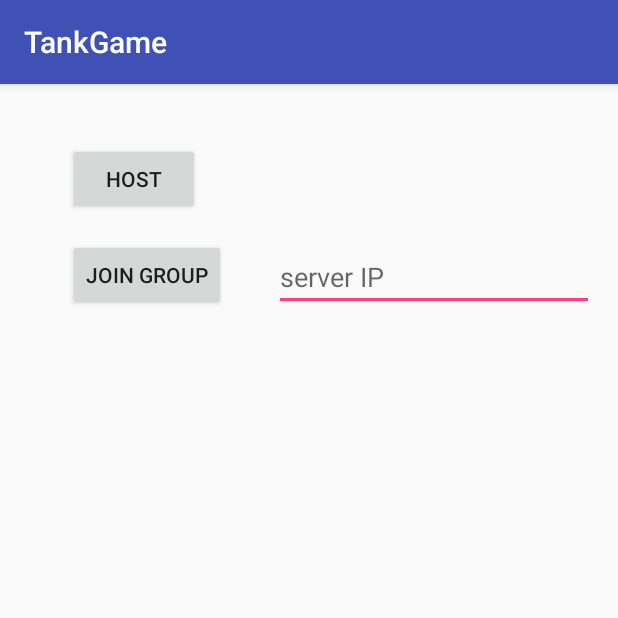
After one commit to adeemwt/NewTankGame, an Android app: the multiplayer_mainPage screen opened directly, with no data from a screen before it, on a phone screen of 412 x 824 dp, the top half of it. The commit adds this screen. Run offline under Robolectric (Android 15) with nearby library versions, the phone set to English and light mode, and no system bars.

Commit message:
changes before tragil 2 submition

```diff
--- a/app/src/main/AndroidManifest.xml
+++ b/app/src/main/AndroidManifest.xml
@@ -8,6 +8,8 @@
     <uses-permission android:name="android.permission.READ_PROFILE" />
     <uses-permission android:name="android.permission.READ_CONTACTS" />
     <uses-permission android:name="android.permission.INTERNET" />
+
+    <uses-feature android:name="android.hardware.wifi" />
 
     <application
         android:name=".dbInitialConnect"
@@ -28,8 +30,8 @@
             android:label="@string/title_activity_login" />
         <activity android:name=".SignUpActivity" />
         <activity android:name=".inGameMap" />
-        <activity android:name=".highScores"></activity>
-
+        <activity android:name=".highScores" />
+        <activity android:name=".multiplayer_mainPage"></activity>
     </application>
 
 </manifest>
--- a/app/src/main/java/com/example/adeem/tankgame/MainActivity.java
+++ b/app/src/main/java/com/example/adeem/tankgame/MainActivity.java
@@ -38,7 +38,7 @@ public class MainActivity extends AppCompatActivity implements View.OnClickListe
         this.highScores = (Button)findViewById(R.id.highScoresBTN);
         this.startGame =  (Button)findViewById(R.id.startBTN);
         this.startGameMulti =  (Button)findViewById(R.id.multiBTN);
-        this.startGameMulti.setClickable(false);
+
       //  this.startGameMulti.setVisibility(View.GONE);
         this.signup.setOnClickListener(this);
         this.signin.setOnClickListener(this);
@@ -110,6 +110,8 @@ public class MainActivity extends AppCompatActivity implements View.OnClickListe
              startAct2Intent = new Intent(this, inGameMap.class);
              startActivity(startAct2Intent);
          }else if(buttonId == R.id.multiBTN){
+             startAct2Intent = new Intent(this,multiplayer_mainPage.class);
+             startActivity(startAct2Intent);
          }else if(buttonId == R.id.logOffBTN){
              prefs = getSharedPreferences(my_pref_name, MODE_PRIVATE);
              SharedPreferences.Editor editor = getSharedPreferences(my_pref_name, MODE_PRIVATE).edit();
--- /dev/null
+++ b/app/src/main/java/com/example/adeem/tankgame/multiplayer_mainPage.java
@@ -0,0 +1,78 @@
+package com.example.adeem.tankgame;
+
+import android.content.Intent;
+import android.support.v7.app.AppCompatActivity;
+import android.os.Bundle;
+import android.view.View;
+import android.widget.Button;
+import android.widget.EditText;
+import android.widget.TextView;
+import android.widget.Toast;
+
+import java.util.regex.Pattern;
+
+import classes.Client;
+import classes.Server;
+
+public class multiplayer_mainPage extends AppCompatActivity implements View.OnClickListener{
+
+    private Button hostBTN;
+    private Button joinBTN;
+    private TextView serverIP;
+    private TextView log;
+    private EditText serverIP_cliente;
+    private Button startGame;
+
+    private static final String IPADDRESS_PATTERN =
+                    "^([01]?\\d\\d?|2[0-4]\\d|25[0-5])\\." +
+                    "([01]?\\d\\d?|2[0-4]\\d|25[0-5])\\." +
+                    "([01]?\\d\\d?|2[0-4]\\d|25[0-5])\\." +
+                    "([01]?\\d\\d?|2[0-4]\\d|25[0-5])$";
+    @Override
+    protected void onCreate(Bundle savedInstanceState) {
+        super.onCreate(savedInstanceState);
+        setContentView(R.layout.activity_multiplayer_main_page);
+        this.hostBTN = (Button) findViewById(R.id.host_button);
+        this.joinBTN = (Button) findViewById(R.id.join_button);
+        this.startGame = (Button) findViewById(R.id.server_startGame) ;
+        this.serverIP = (TextView) findViewById(R.id.serverIP_txt);
+        this.log =(TextView) findViewById(R.id.log_txt);
+        this.serverIP_cliente = (EditText) findViewById(R.id.serverIP_client);
+        this.serverIP_cliente.setText("");
+        this.hostBTN.setOnClickListener(this);
+        this.joinBTN.setOnClickListener(this);
+
+    }
+    @Override
+    public void onClick(View view) {
+
+        int buttonId = view.getId();
+        Intent startAct2Intent;
+
+        //open new socket connection and wait for client in inGame
+        if(buttonId == R.id.host_button){
+            this.joinBTN.setVisibility(View.INVISIBLE);
+            this.serverIP_cliente.setVisibility(View.INVISIBLE);
+            this.startGame.setVisibility(View.VISIBLE);
+            this.log.setText("SERVER MODE\nWaiting for Clients...");
+            Server server = new Server();
+            server.start(this.log);
+           // this.log.setText(this.log.getText() +"\n"+ server.showIP());
+        }
+        //try to connect to chosen server , if connection istablished and server start game, start game
+        if(buttonId == R.id.join_button){
+            this.log.setText(this.log.getText() +"\n"+ this.serverIP_cliente.getText());//check patin
+            if(Pattern.matches(IPADDRESS_PATTERN,this.serverIP_cliente.getText().toString())){
+                this.hostBTN.setVisibility(View.INVISIBLE);
+                this.serverIP.setVisibility(View.INVISIBLE);
+                this.log.setText("CLIENT MODE\nConnecting to server....");
+                Client client = new Client();
+                client.start();
+            }
+            else{
+                Toast.makeText(getApplicationContext(),"Please enter Server IP address", Toast.LENGTH_SHORT).show();
+            }
+
+        }
+    }
+}
--- /dev/null
+++ b/app/src/main/res/layout/activity_multiplayer_main_page.xml
@@ -0,0 +1,76 @@
+<?xml version="1.0" encoding="utf-8"?>
+<RelativeLayout xmlns:android="http://schemas.android.com/apk/res/android"
+    xmlns:tools="http://schemas.android.com/tools"
+    android:id="@+id/activity_multiplayer_main_page"
+    android:layout_width="match_parent"
+    android:layout_height="match_parent"
+    android:paddingBottom="@dimen/activity_vertical_margin"
+    android:paddingLeft="@dimen/activity_horizontal_margin"
+    android:paddingRight="@dimen/activity_horizontal_margin"
+    android:paddingTop="@dimen/activity_vertical_margin"
+    tools:context="com.example.adeem.tankgame.multiplayer_mainPage">
+
+    <Button
+        android:text="Host"
+        android:layout_width="wrap_content"
+        android:layout_height="wrap_content"
+        android:layout_alignParentTop="true"
+        android:layout_alignParentStart="true"
+        android:layout_marginStart="29dp"
+        android:layout_marginTop="23dp"
+        android:id="@+id/host_button"
+        android:visibility="visible" />
+
+    <Button
+        android:text="Join Group"
+        android:layout_width="wrap_content"
+        android:layout_height="wrap_content"
+        android:layout_marginTop="16dp"
+        android:id="@+id/join_button"
+        android:layout_below="@+id/host_button"
+        android:layout_alignStart="@+id/host_button"
+        android:visibility="visible" />
+
+    <TextView
+        android:layout_width="wrap_content"
+        android:layout_height="wrap_content"
+        android:id="@+id/serverIP_txt"
+        android:textAppearance="@style/TextAppearance.AppCompat.Caption"
+        android:padding="70dp"
+        android:layout_marginLeft="20dp"
+        android:layout_marginRight="20dp"
+        android:layout_alignTop="@+id/host_button"
+        android:layout_toEndOf="@+id/host_button"
+        android:layout_above="@+id/join_button" />
+
+    <EditText
+        android:layout_width="wrap_content"
+        android:layout_height="wrap_content"
+        android:inputType="textPersonName"
+        android:ems="10"
+        android:layout_alignBottom="@+id/join_button"
+        android:layout_alignParentEnd="true"
+        android:id="@+id/serverIP_client"
+        android:hint="server IP" />
+    <TextView
+        android:layout_width="wrap_content"
+        android:layout_height="wrap_content"
+        android:layout_below="@+id/join_button"
+        android:layout_alignStart="@+id/join_button"
+        android:layout_marginTop="19dp"
+        android:id="@+id/log_txt"
+        android:padding="90dp"
+        android:paddingBottom="50dp"
+        android:textColor="@android:color/holo_red_dark"
+        android:clickable="false" />
+    <Button
+        android:text="Start Game"
+        android:layout_width="wrap_content"
+        android:layout_height="wrap_content"
+        android:layout_alignParentBottom="true"
+        android:layout_alignStart="@+id/log_txt"
+        android:layout_marginBottom="34dp"
+        android:id="@+id/server_startGame"
+        android:visibility="invisible" />
+
+</RelativeLayout>
--- a/app/src/main/res/values/strings.xml
+++ b/app/src/main/res/values/strings.xml
@@ -1,5 +1,4 @@
 <resources>
-
 
 
     <!-- Strings related to login -->
```
Also changed, not shown: app/src/main/java/classes/Client.java (added, +68 -0 lines), app/src/main/java/classes/Server.java (added, +84 -0 lines).
